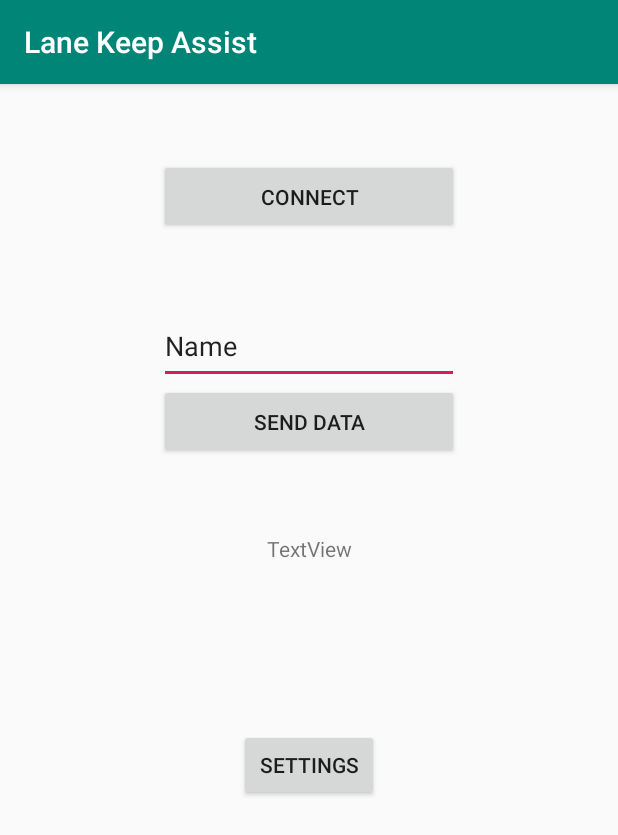
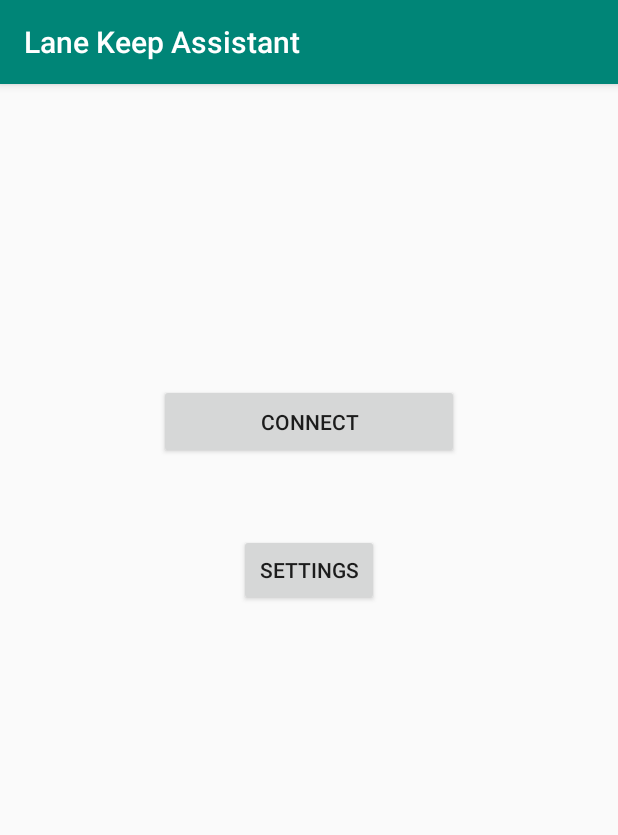
Before and after one commit to adamnapieralski/lane-keep-assist-mobile-app, an Android app: the screen it shows after launch (MainActivity), on a phone screen of 412 x 824 dp. Shown: the top 835 px of the screen. Run offline under Robolectric (Android 15) with nearby library versions, the phone set to English and light mode, and no system bars.

Commit message:
alert receive fixes

```diff
--- a/app/src/main/java/com/example/lanekeepassist/BluetoothConnection.java
+++ b/app/src/main/java/com/example/lanekeepassist/BluetoothConnection.java
@@ -73,6 +73,8 @@ public class BluetoothConnection extends Thread {
         mmInStream = tmpIn;
         mmOutStream = tmpOut;
 
+
+
         mState = STATE_ASSISTANT_RECEIVING;
     }
 
@@ -99,7 +101,7 @@ public class BluetoothConnection extends Thread {
                         String readMessage = new String(buffer, 0, bytes);
                         Message msg = mHandler.obtainMessage(BluetoothHandler.STATE_ASSISTANT_RECEIVED);
                         Bundle bundle = new Bundle();
-                        bundle.putString("key", readMessage);
+                        bundle.putString("assistant", readMessage);
                         msg.setData(bundle);
 
                         mHandler.sendMessage(msg);
--- a/app/src/main/java/com/example/lanekeepassist/MainActivity.java
+++ b/app/src/main/java/com/example/lanekeepassist/MainActivity.java
@@ -22,13 +22,11 @@ import android.widget.Toast;
 
 public class MainActivity extends AppCompatActivity {
 
-    private static final int REQUEST_ENABLE_BT = 1;
-
     public static final String CHANNEL_ID = "LKA";
 
     Button buttonConnect, buttonSend, buttonSettings;
-    TextView txtReceived;
-    EditText editTxtToSend;
+//    TextView txtReceived;
+//    EditText editTxtToSend;
     BluetoothHandler btHandler;
 
     private NotificationManagerCompat notificationManagerCompat = null;
@@ -78,18 +76,18 @@ public class MainActivity extends AppCompatActivity {
         });
 
 
-        buttonSend.setOnClickListener(new View.OnClickListener() {
-            @Override
-            public void onClick(View v) {
-            if (mBluetoothConnection.isConnected()) {
-                String content = editTxtToSend.getText().toString();
-                mBluetoothConnection.write(content);
-                Toast.makeText(getBaseContext(), "Sent text", Toast.LENGTH_SHORT).show();
-            } else {
-                Toast.makeText(getBaseContext(), "Device not connected", Toast.LENGTH_SHORT).show();
-            }
-            }
-        });
+//        buttonSend.setOnClickListener(new View.OnClickListener() {
+//            @Override
+//            public void onClick(View v) {
+//            if (mBluetoothConnection.isConnected()) {
+//                String content = editTxtToSend.getText().toString();
+//                mBluetoothConnection.write(content);
+//                Toast.makeText(getBaseContext(), "Sent text", Toast.LENGTH_SHORT).show();
+//            } else {
+//                Toast.makeText(getBaseContext(), "Device not connected", Toast.LENGTH_SHORT).show();
+//            }
+//            }
+//        });
 
 
 
@@ -130,15 +128,15 @@ public class MainActivity extends AppCompatActivity {
 
     public void initializeViews() {
         buttonConnect = findViewById(R.id.buttonConnect);
-        buttonSend = findViewById(R.id.buttonSendData);
+//        buttonSend = findViewById(R.id.buttonSendData);
         buttonSettings = findViewById(R.id.buttonSettings);
-        txtReceived = findViewById(R.id.textReceived);
-        editTxtToSend = findViewById(R.id.editText);
+//        txtReceived = findViewById(R.id.textReceived);
+//        editTxtToSend = findViewById(R.id.editText);
     }
 
-    public void setTxtReceived(String str) {
-        txtReceived.setText(str);
-    }
+//    public void setTxtReceived(String str) {
+//        txtReceived.setText(str);
+//    }
 
     public void setImageByteArray(byte[] ba) {
         imageByteArray = ba;
@@ -163,10 +161,9 @@ public class MainActivity extends AppCompatActivity {
     NotificationCompat.Builder notificationBuilder = new NotificationCompat.Builder(
             MainActivity.this, CHANNEL_ID)
             .setSmallIcon(R.drawable.ic_drive_eta_black_24dp)
-            .setContentTitle("LKA notification")
-            .setContentText("Much longer text that cannot fit one line...")
+            .setContentTitle("Lane Departure Warning")
+//            .setContentText("")
             .setDefaults(Notification.DEFAULT_SOUND | Notification.DEFAULT_VIBRATE) //Important for heads-up notification
             .setPriority(Notification.PRIORITY_MAX)
-            .setStyle(new NotificationCompat.BigTextStyle()
-                    .bigText("Much longer text that cannot fit one line..."));
+            .setStyle(new NotificationCompat.BigTextStyle());
 }
--- a/app/src/main/res/layout/activity_main.xml
+++ b/app/src/main/res/layout/activity_main.xml
@@ -9,7 +9,7 @@
 
     <Space
         android:layout_width="match_parent"
-        android:layout_height="50dp" />
+        android:layout_height="200dp" />
 
     <Button
         android:id="@+id/buttonConnect"
@@ -18,42 +18,42 @@
         android:layout_gravity="center"
         android:text="Connect" />
 
-    <Space
-        android:layout_width="match_parent"
-        android:layout_height="50dp" />
+<!--    <Space-->
+<!--        android:layout_width="match_parent"-->
+<!--        android:layout_height="50dp" />-->
 
-    <EditText
-        android:id="@+id/editText"
-        android:layout_width="200dp"
-        android:layout_height="50dp"
-        android:ems="10"
-        android:inputType="textPersonName"
-        android:layout_gravity="center"
-        android:text="Name" />
+<!--    <EditText-->
+<!--        android:id="@+id/editText"-->
+<!--        android:layout_width="200dp"-->
+<!--        android:layout_height="50dp"-->
+<!--        android:ems="10"-->
+<!--        android:inputType="textPersonName"-->
+<!--        android:layout_gravity="center"-->
+<!--        android:text="Name" />-->
 
-    <Button
-        android:id="@+id/buttonSendData"
-        android:layout_width="200dp"
-        android:layout_height="50dp"
-        android:layout_gravity="center"
-        android:text="Send data" />
+<!--    <Button-->
+<!--        android:id="@+id/buttonSendData"-->
+<!--        android:layout_width="200dp"-->
+<!--        android:layout_height="50dp"-->
+<!--        android:layout_gravity="center"-->
+<!--        android:text="Send data" />-->
+
+<!--    <Space-->
+<!--        android:layout_width="match_parent"-->
+<!--        android:layout_height="50dp" />-->
+
+<!--    <TextView-->
+<!--        android:id="@+id/textReceived"-->
+<!--        android:layout_width="200dp"-->
+<!--        android:layout_height="30dp"-->
+<!--        android:text="TextView"-->
+<!--        android:textAlignment="center"-->
+<!--        android:layout_gravity="center"-->
+<!--        android:textSize="14sp" />-->
 
     <Space
         android:layout_width="match_parent"
         android:layout_height="50dp" />
-
-    <TextView
-        android:id="@+id/textReceived"
-        android:layout_width="200dp"
-        android:layout_height="30dp"
-        android:text="TextView"
-        android:textAlignment="center"
-        android:layout_gravity="center"
-        android:textSize="14sp" />
-
-    <Space
-        android:layout_width="match_parent"
-        android:layout_height="100dp" />
 
     <Button
         android:id="@+id/buttonSettings"
--- a/app/src/main/res/values/strings.xml
+++ b/app/src/main/res/values/strings.xml
@@ -1,5 +1,5 @@
 <resources>
-    <string name="app_name">Lane Keep Assist</string>
+    <string name="app_name">Lane Keep Assistant</string>
     <string name="channel_name">LKA</string>
     <string name="channel_description">LKA notification channel</string>
 </resources>
```
Also changed, not shown: app/src/main/java/com/example/lanekeepassist/BluetoothHandler.java (+17 -7 lines).
